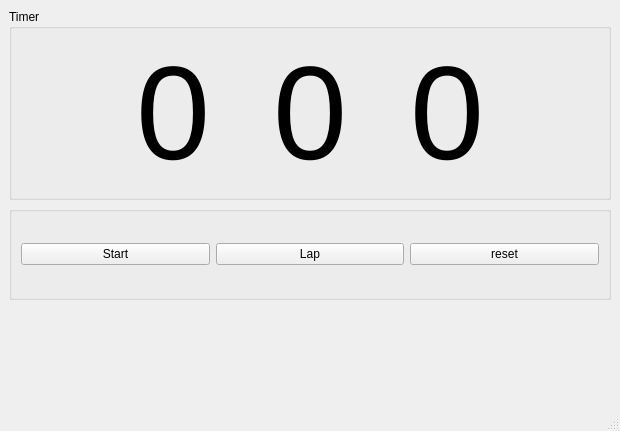
Old version of the form Qt_Slots_Signals/mainwindow.ui in the repository F3lixxx/QT.
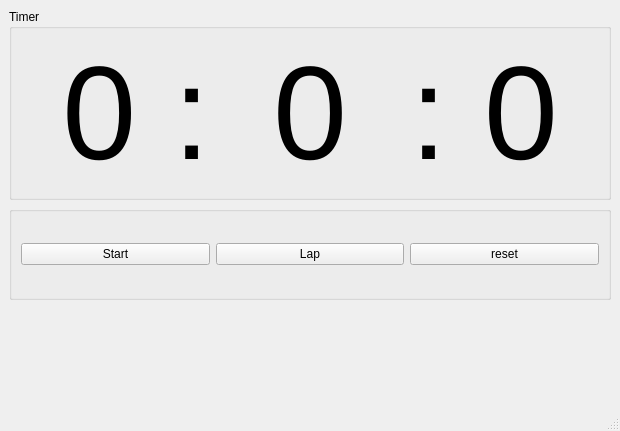
New version of the form.

Commit message: change\ signals and slots

```diff
--- a/Qt_Slots_Signals/mainwindow.ui
+++ b/Qt_Slots_Signals/mainwindow.ui
@@ -29,7 +29,7 @@
           </font>
          </property>
          <property name="text">
-          <string>0</string>
+          <string>0 :</string>
          </property>
          <property name="scaledContents">
           <bool>false</bool>
@@ -65,7 +65,7 @@
           </font>
          </property>
          <property name="text">
-          <string>0</string>
+          <string>: 0</string>
          </property>
          <property name="scaledContents">
           <bool>false</bool>
```
The commit also changes 2 other files.
